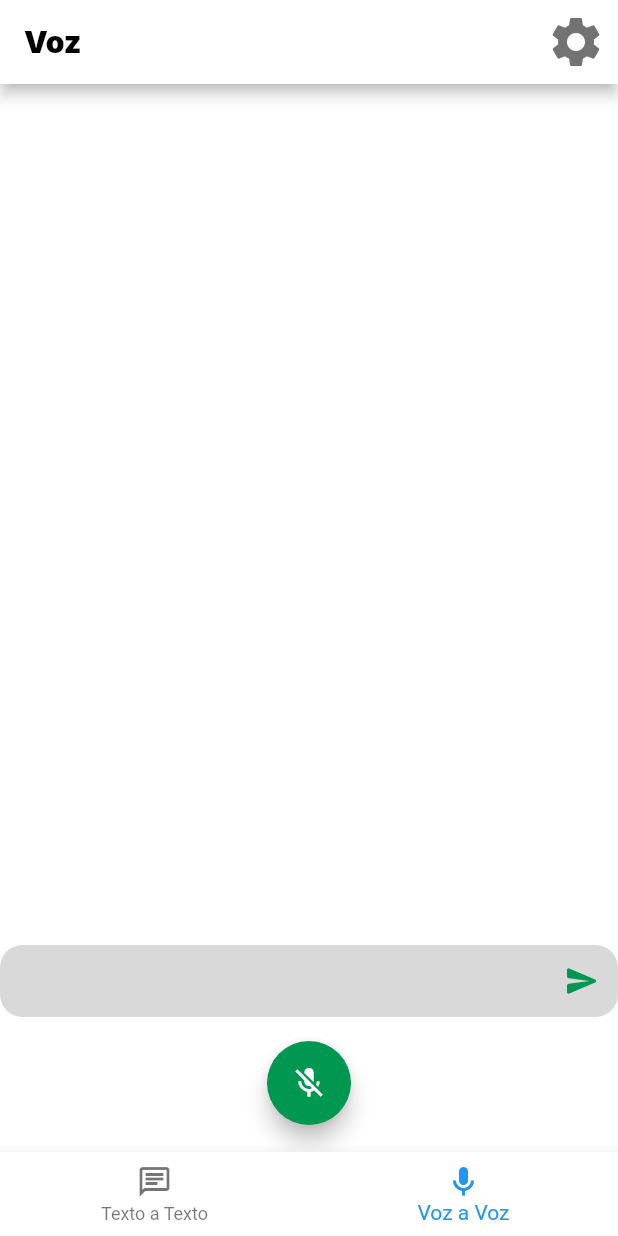
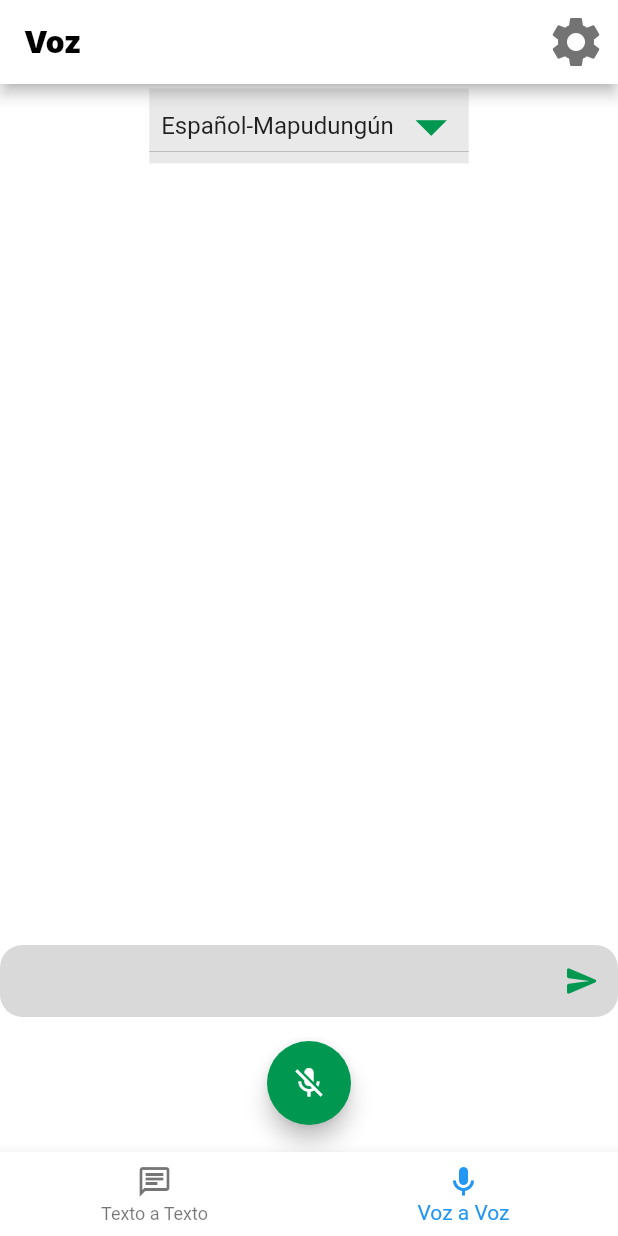
Before and after one commit to valentinalarcon/Traductor-MapIng, a Flutter app: the screen it shows after launch, item 2 of the bottom bar chosen, on a phone screen of 412 x 824 dp. Run offline on Flutter 3.47's test engine with Material 2 defaults, Android fonts, the phone set to English and light mode, and no system bars; drawn by our look-alikes of avatar_glow; our stand-ins replace bubble, flutter_tts, hive, hive_flutter, speech_to_text; missing offline and left inert: dart:html; accounts and stored records are empty; Roboto replaces fonts that are missing (Inter).

Commit message:
se añade barra de selección de idioma

```diff
--- a/frontend/lib/pages/text_translate.dart
+++ b/frontend/lib/pages/text_translate.dart
@@ -1,3 +1,5 @@
+import 'dart:html';
+
 import 'package:flutter/material.dart';
 import 'package:frontend/pages/settings.dart';
 
@@ -10,12 +12,41 @@ class TextTranslate extends StatefulWidget {
 }
 
 class _TextTranslateState extends State<TextTranslate> {
+  String? currentValue = '  Español-Mapudungún';
   @override
   Widget build(BuildContext context) {
     return MaterialApp(
       home: Scaffold(
         backgroundColor: bColor(widget.value),
         appBar: bar(context, widget.value),
+        body: Scaffold(
+          backgroundColor: bColor(widget.value),
+          appBar: AppBar(
+            backgroundColor: bColor(widget.value),
+            elevation: 0,
+            title: Center(
+                child: Container(
+              color: const Color.fromARGB(255, 147, 147, 147).withOpacity(0.2),
+              child: DropdownButton(
+                items: <String>['  Español-Mapudungún', '  Inglés-Español']
+                    .map<DropdownMenuItem<String>>((String value) {
+                  return DropdownMenuItem<String>(
+                    value: value,
+                    child: Text(value),
+                  );
+                }).toList(),
+                value: currentValue,
+                onChanged: (String? valueIn) {
+                  setState(() {
+                    currentValue = valueIn;
+                  });
+                },
+                iconEnabledColor: const Color.fromARGB(255, 0, 152, 80),
+                iconDisabledColor: const Color.fromARGB(255, 0, 152, 80),
+                iconSize: 50,
+              ),
+            )),
+          ),
           body: GestureDetector(
               onTap: () => FocusScope.of(context).unfocus(),
               child: Align(
@@ -25,6 +56,7 @@ class _TextTranslateState extends State<TextTranslate> {
                   child: buildMessage(widget.value),
                 ),
               )),
+        ),
       ),
     );
   }
--- a/frontend/lib/pages/voice_translate.dart
+++ b/frontend/lib/pages/voice_translate.dart
@@ -13,6 +13,7 @@ class VoiceTranslate extends StatefulWidget {
 }
 
 class _VoiceTranslateState extends State<VoiceTranslate> {
+  String? currentValue = '  Español-Mapudungún';
   final SpeechToText _speech = SpeechToText(); // Hay que modificar
   final bool _speechEnabled = false;
   String _text = '';
@@ -56,6 +57,34 @@ class _VoiceTranslateState extends State<VoiceTranslate> {
       home: Scaffold(
         backgroundColor: bColor(widget.value),
         appBar: bar(context, widget.value),
+        body: Scaffold(
+          backgroundColor: bColor(widget.value),
+          appBar: AppBar(
+            backgroundColor: bColor(widget.value),
+            elevation: 0,
+            title: Center(
+                child: Container(
+              color: const Color.fromARGB(255, 147, 147, 147).withOpacity(0.2),
+              child: DropdownButton(
+                items: <String>['  Español-Mapudungún', '  Inglés-Español']
+                    .map<DropdownMenuItem<String>>((String value) {
+                  return DropdownMenuItem<String>(
+                    value: value,
+                    child: Text(value),
+                  );
+                }).toList(),
+                value: currentValue,
+                onChanged: (String? valueIn) {
+                  setState(() {
+                    currentValue = valueIn;
+                  });
+                },
+                iconEnabledColor: const Color.fromARGB(255, 0, 152, 80),
+                iconDisabledColor: const Color.fromARGB(255, 0, 152, 80),
+                iconSize: 50,
+              ),
+            )),
+          ),
           body: GestureDetector(
             onTap: () => FocusScope.of(context).unfocus(),
             child: Column(
@@ -67,6 +96,7 @@ class _VoiceTranslateState extends State<VoiceTranslate> {
                   padding: const EdgeInsets.only(bottom: 90),
                 )
               ],
+            ),
           ),
         ),
         floatingActionButtonLocation: FloatingActionButtonLocation.centerFloat,
```
Lines whose indentation alone changed are shown as unchanged.
